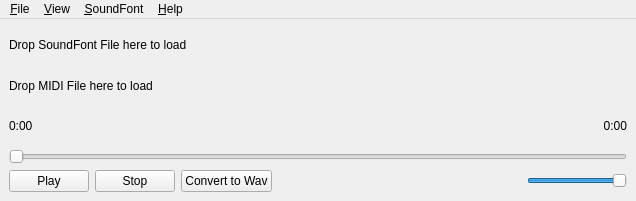
First picture: the form in app/mainwindow.ui, repository BLumia/pineapple-midi-player, before the edit.
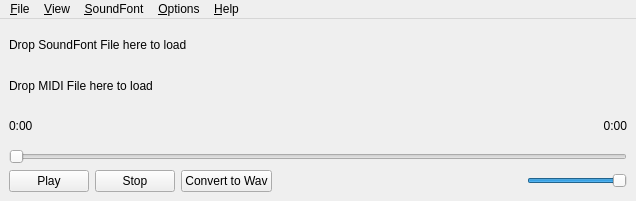
Second picture: the form after the edit. Icons and pictures are not drawn.

Commit message: UI: allow switch theme for no reason

```diff
--- a/app/mainwindow.ui
+++ b/app/mainwindow.ui
@@ -170,9 +170,16 @@
     </property>
     <addaction name="actionStayOnTop"/>
    </widget>
+   <widget class="QMenu" name="menu_Options">
+    <property name="title">
+     <string>&amp;Options</string>
+    </property>
+    <addaction name="actionSetTheme"/>
+   </widget>
    <addaction name="menu_File"/>
    <addaction name="menu_View"/>
    <addaction name="menuSoundFont"/>
+   <addaction name="menu_Options"/>
    <addaction name="menuHelp"/>
   </widget>
   <action name="actionPlayOnDrop">
```
Left out of the diff: 23 changed lines with no effect on the pictures. The commit also changes 5 other files.
